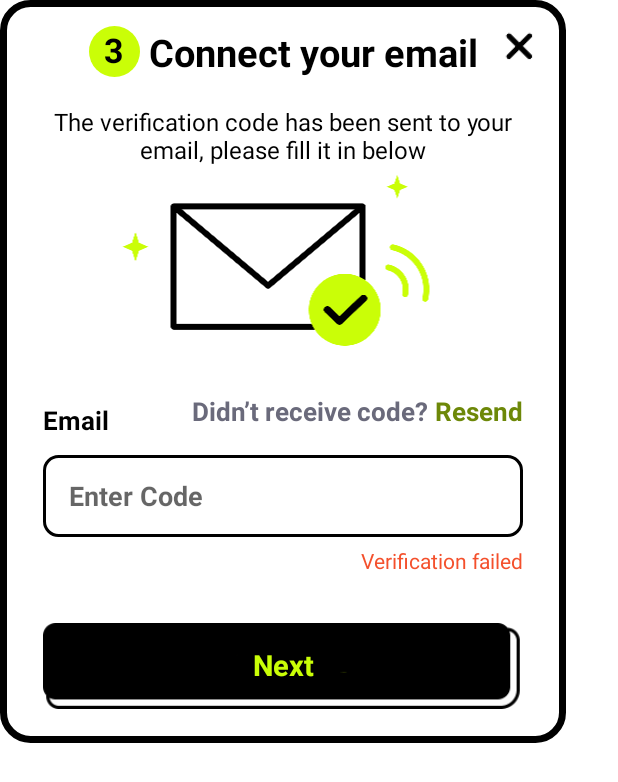
After one commit to donut-fans/openask-android, an Android app: the layout dialog_become_sensei_step_email_code.xml on its own in the app's theme, with its tools: preview values and no code run, on a phone screen of 412 x 824 dp. The commit adds this screen. Shown: the top 782 px of the screen. Run offline under Robolectric (Android 15) with nearby library versions, the light colour scheme and no system bars.

Commit message:
增加email对话框

```diff
--- a/app/src/main/java/fans/openask/model/SenseiProfileSettingRepData.kt
+++ b/app/src/main/java/fans/openask/model/SenseiProfileSettingRepData.kt
@@ -9,5 +9,6 @@ class SenseiProfileSettingRepData {
 	var minPrice:String? = null
 	var audioUrl:String? = null
 	var audioDuration:String? = null
+	var email:String? = null
 
 }
--- a/app/src/main/res/layout/dialog_become_sensei_step_2.xml
+++ b/app/src/main/res/layout/dialog_become_sensei_step_2.xml
@@ -106,7 +106,7 @@
             android:background="@drawable/icon_btn_bg"
             app:layout_constraintDimensionRatio="903:162"
             android:layout_marginTop="@dimen/sw_20dp"
-            android:text="$99"
+            android:text="$29"
             android:textColor="@color/black"
             android:includeFontPadding="false"
             android:textSize="@dimen/sw_18dp"
@@ -123,7 +123,7 @@
             android:background="@drawable/icon_btn_bg"
             app:layout_constraintDimensionRatio="903:162"
             android:layout_marginTop="@dimen/sw_20dp"
-            android:text="$999"
+            android:text="$49"
             android:textColor="@color/black"
             android:includeFontPadding="false"
             android:textSize="@dimen/sw_18dp"
--- /dev/null
+++ b/app/src/main/res/layout/dialog_become_sensei_step_email_code.xml
@@ -0,0 +1,161 @@
+<?xml version="1.0" encoding="utf-8"?>
+<layout xmlns:android="http://schemas.android.com/apk/res/android"
+    xmlns:app="http://schemas.android.com/apk/res-auto">
+
+    <data>
+
+    </data>
+
+    <androidx.constraintlayout.widget.ConstraintLayout
+        android:layout_width="@dimen/sw_330dp"
+        android:layout_height="wrap_content"
+        android:background="@drawable/shape_stroke_000000_r16_w4">
+
+        <ImageView
+            android:id="@+id/iv_close"
+            android:layout_width="@dimen/sw_24dp"
+            android:layout_height="@dimen/sw_24dp"
+            android:layout_marginTop="@dimen/sw_15dp"
+            android:layout_marginEnd="@dimen/sw_15dp"
+            android:src="@drawable/icon_drawer_close"
+            app:layout_constraintEnd_toEndOf="parent"
+            app:layout_constraintTop_toTopOf="parent" />
+
+        <TextView
+            android:id="@+id/tv_title_key"
+            android:layout_width="@dimen/sw_30dp"
+            android:layout_height="@dimen/sw_30dp"
+            android:layout_marginTop="@dimen/sw_15dp"
+            android:background="@drawable/shape_circle_cafe07"
+            android:gravity="center"
+            android:includeFontPadding="false"
+            android:text="3"
+            android:textColor="@color/black"
+            android:textSize="@dimen/sw_20dp"
+            android:textStyle="bold"
+            app:layout_constraintEnd_toStartOf="@id/tv_title"
+            app:layout_constraintHorizontal_chainStyle="packed"
+            app:layout_constraintStart_toStartOf="parent"
+            app:layout_constraintTop_toTopOf="parent" />
+
+        <TextView
+            android:id="@+id/tv_title"
+            android:layout_width="wrap_content"
+            android:layout_height="wrap_content"
+            android:layout_marginStart="@dimen/sw_5dp"
+            android:gravity="center"
+            android:text="Connect your email"
+            android:textColor="@color/black"
+            android:textSize="@dimen/sw_22dp"
+            android:textStyle="bold"
+            app:layout_constraintBottom_toBottomOf="@id/tv_title_key"
+            app:layout_constraintEnd_toEndOf="parent"
+            app:layout_constraintStart_toEndOf="@id/tv_title_key"
+            app:layout_constraintTop_toTopOf="@id/tv_title_key" />
+
+        <TextView
+            android:id="@+id/tv_title_sub"
+            android:layout_width="@dimen/sw_280dp"
+            android:layout_height="wrap_content"
+            android:layout_marginTop="@dimen/sw_16dp"
+            android:gravity="center"
+            android:text="The verification code has been sent to your email, please fill it in below"
+            android:textColor="@color/black"
+            android:textSize="@dimen/sw_14dp"
+            app:layout_constraintEnd_toEndOf="parent"
+            app:layout_constraintStart_toStartOf="parent"
+            app:layout_constraintTop_toBottomOf="@id/tv_title" />
+
+        <ImageView
+            android:id="@+id/iv_email"
+            android:layout_width="@dimen/sw_310dp"
+            android:layout_height="0dp"
+            android:src="@drawable/img_email_verify_sent"
+            app:layout_constraintEnd_toEndOf="parent"
+            app:layout_constraintStart_toStartOf="parent"
+            app:layout_constraintTop_toBottomOf="@id/tv_title_sub" />
+
+        <TextView
+            android:id="@+id/tv_email_key"
+            android:layout_width="wrap_content"
+            android:layout_height="wrap_content"
+            android:layout_marginStart="@dimen/sw_25dp"
+            android:layout_marginTop="@dimen/sw_15dp"
+            android:text="Email"
+            android:textColor="@color/black"
+            android:textSize="@dimen/sw_15dp"
+            android:textStyle="bold"
+            app:layout_constraintStart_toStartOf="parent"
+            app:layout_constraintTop_toBottomOf="@+id/iv_email" />
+
+        <TextView
+            android:id="@+id/tv_email_resend"
+            android:layout_width="wrap_content"
+            android:layout_height="wrap_content"
+            android:layout_marginTop="@dimen/sw_10dp"
+            android:layout_marginEnd="@dimen/sw_25dp"
+            android:text="Resend"
+            android:textColor="#6D8808"
+            android:textSize="@dimen/sw_15dp"
+            android:textStyle="bold"
+            app:layout_constraintEnd_toEndOf="parent"
+            app:layout_constraintTop_toBottomOf="@+id/iv_email" />
+
+        <TextView
+            android:id="@+id/tv_email_tip"
+            android:layout_width="wrap_content"
+            android:layout_height="wrap_content"
+            android:layout_marginTop="@dimen/sw_10dp"
+            android:text="Didn’t receive code? "
+            android:textColor="#6A6A7B"
+            android:textSize="@dimen/sw_15dp"
+            android:textStyle="bold"
+            app:layout_constraintEnd_toStartOf="@id/tv_email_resend"
+            app:layout_constraintTop_toBottomOf="@+id/iv_email" />
+
+        <EditText
+            android:id="@+id/et_email"
+            android:layout_width="@dimen/sw_280dp"
+            android:layout_height="@dimen/sw_48dp"
+            android:layout_marginTop="@dimen/sw_10dp"
+            android:background="@drawable/shape_stroke_000000_r8_w2"
+            android:gravity="center_vertical|start"
+            android:hint="Enter Code"
+            android:paddingStart="@dimen/sw_15dp"
+            android:textColor="@color/black"
+            android:textStyle="bold"
+            app:layout_constraintEnd_toEndOf="parent"
+            app:layout_constraintStart_toStartOf="parent"
+            app:layout_constraintTop_toBottomOf="@+id/tv_email_key" />
+
+        <TextView
+            android:id="@+id/tv_verification_failed"
+            android:layout_width="wrap_content"
+            android:layout_height="wrap_content"
+            app:layout_constraintTop_toBottomOf="@id/et_email"
+            app:layout_constraintEnd_toEndOf="@id/et_email"
+            android:textColor="#F4502C"
+            android:layout_marginTop="@dimen/sw_5dp"
+            android:text="Verification failed"/>
+
+        <TextView
+            android:id="@+id/tv_btn"
+            android:layout_width="@dimen/sw_280dp"
+            android:layout_height="0dp"
+            android:layout_marginTop="@dimen/sw_50dp"
+            android:layout_marginBottom="@dimen/sw_20dp"
+            android:background="@drawable/icon_btn_bg2"
+            android:gravity="center"
+            android:includeFontPadding="false"
+            android:text="Next"
+            android:textColor="#CAFE07"
+            android:textSize="@dimen/sw_17dp"
+            android:textStyle="bold"
+            app:layout_constraintBottom_toBottomOf="parent"
+            app:layout_constraintDimensionRatio="903:162"
+            app:layout_constraintEnd_toEndOf="parent"
+            app:layout_constraintStart_toStartOf="parent"
+            app:layout_constraintTop_toBottomOf="@id/et_email" />
+
+    </androidx.constraintlayout.widget.ConstraintLayout>
+</layout>
```
Also changed, not shown: app/src/main/java/fans/openask/ui/fragment/ProfileFragment.kt (+101 -42 lines), app/src/main/java/fans/openask/utils/FormatUtils.kt (added, +11 -0 lines), app/src/main/res/layout/dialog_become_sensei.xml (+30 -1 lines), app/src/main/res/layout/dialog_become_sensei_step_email_input.xml (added, +126 -0 lines), app/src/main/res/drawable-xxhdpi/img_email_verify.png (added), app/src/main/res/drawable-xxhdpi/img_email_verify_sent.png (added), app/src/main/res/layout/dialog_become_sensei_step_4.xml (renamed from app/src/main/res/layout/dialog_become_sensei_step_3.xml).
